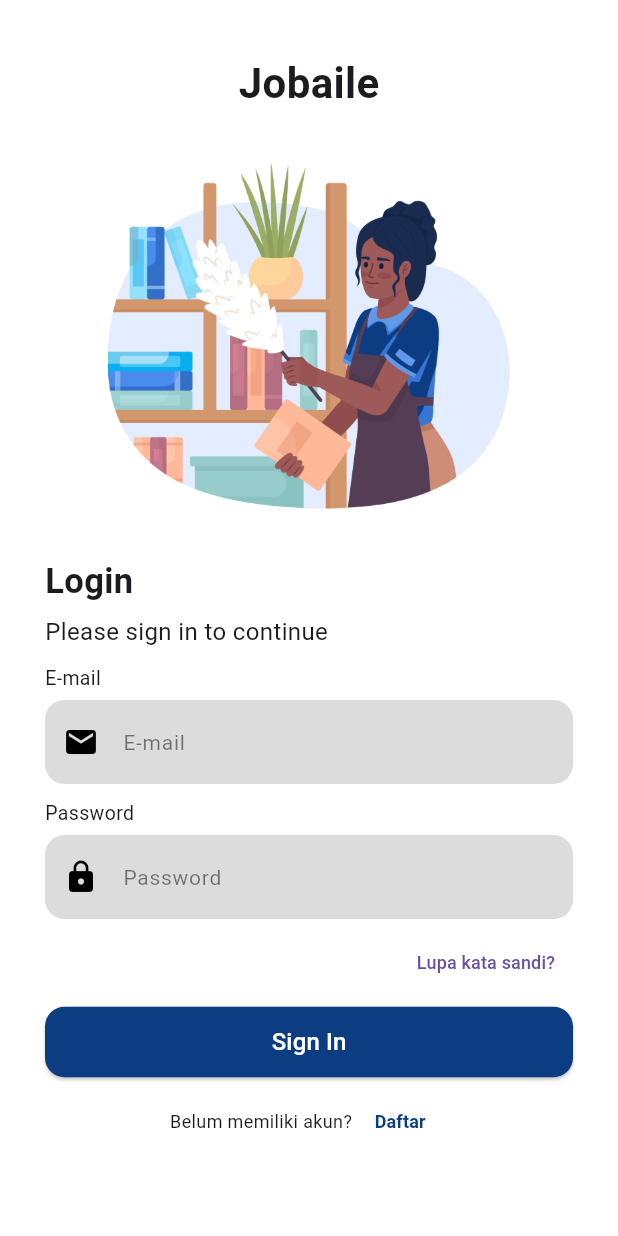
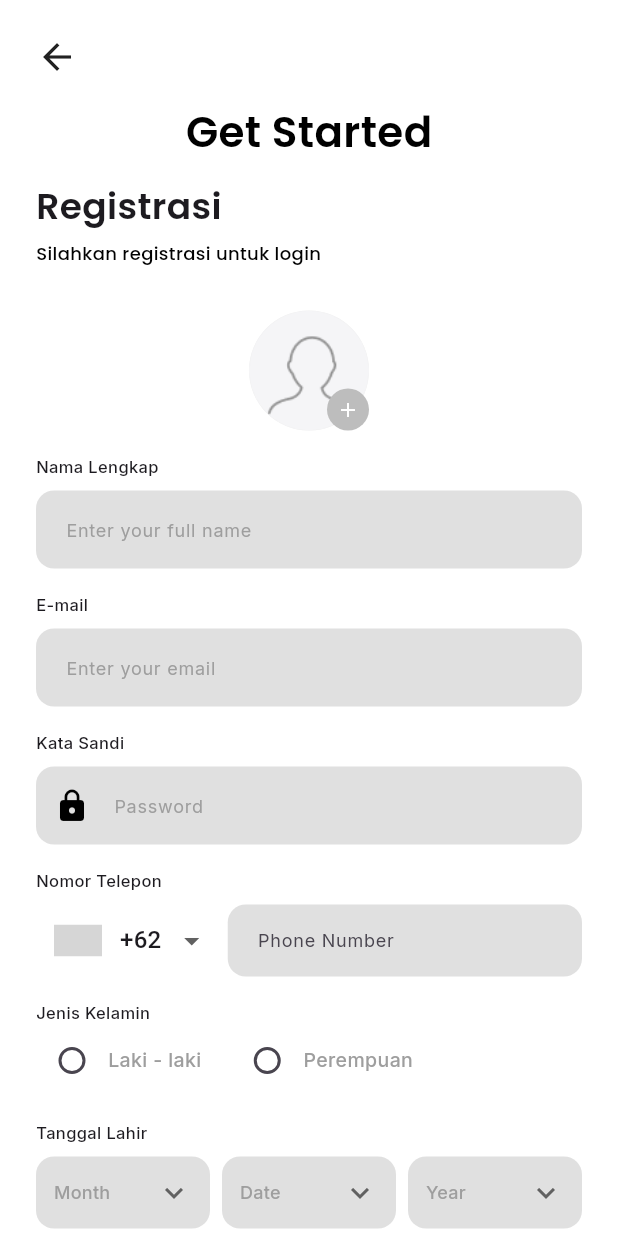
Before and after one commit to chaidenfoanto/Jobaile_FRONTEND_Recruiter, a Flutter app: the screen it shows after launch, on a phone screen of 412 x 824 dp. Run offline on Flutter 3.47's test engine with Material 3 defaults, Android fonts, the light colour scheme and no system bars; drawn by our look-alikes of intl_phone_number_input; our stand-ins replace google_fonts; grey boxes are pictures that could not be loaded.

Commit message:
menambahkan register page

```diff
--- a/front-end/lib/main.dart
+++ b/front-end/lib/main.dart
@@ -1,9 +1,9 @@
 import 'package:flutter/material.dart';
-import 'package:login/login.dart';
+import 'package:login/register.dart'; // pastikan kamu punya file register.dart
 
 void main() {
   runApp(MaterialApp(
-    home: const LoginPage(),
+    home: const RegisterPage(),
     debugShowCheckedModeBanner: false,
   ));
 }
--- /dev/null
+++ b/front-end/lib/register.dart
@@ -0,0 +1,451 @@
+import 'package:flutter/material.dart';
+import 'package:google_fonts/google_fonts.dart';
+import 'package:login/login.dart';
+import 'package:intl_phone_number_input/intl_phone_number_input.dart';
+
+class RegisterPage extends StatefulWidget {
+  const RegisterPage({super.key});
+
+  @override
+  State<RegisterPage> createState() => _RegisterPageState();
+}
+
+class _RegisterPageState extends State<RegisterPage> {
+  String? selectedGender;
+  PhoneNumber number = PhoneNumber(isoCode: 'ID');
+
+  @override
+  Widget build(BuildContext context) {
+    return Scaffold(
+      backgroundColor: Colors.white,
+      body: SafeArea(
+        child: Padding(
+          padding: const EdgeInsets.symmetric(horizontal: 24),
+          child: SingleChildScrollView(
+            child: Column(
+              crossAxisAlignment: CrossAxisAlignment.start,
+              children: [
+                const SizedBox(height: 24), // Spasi dari atas layar
+                const Icon(Icons.arrow_back, size: 28), // Ikon back di kiri atas
+                const SizedBox(height: 16), // Spasi antara ikon back dan teks Get Started
+                // Menggunakan SizedBox dengan double.infinity dan Center untuk memastikan teks terpusat
+                SizedBox(
+                  width: double.infinity, // Memastikan SizedBox mengambil seluruh lebar yang tersedia
+                  child: Center( // Memusatkan teks di dalam SizedBox
+                    child: Text(
+                      'Get Started',
+                      style: GoogleFonts.poppins(
+                        fontSize: 28,
+                        fontWeight: FontWeight.w600,
+                        color: Colors.black,
+                      ),
+                    ),
+                  ),
+                ),
+                const SizedBox(height: 12), // Spasi di bawah baris ikon dan teks
+                Text(
+                  'Registrasi',
+                  style: GoogleFonts.poppins(
+                    fontSize: 24,
+                    fontWeight: FontWeight.w600,
+                  ),
+                ),
+                const SizedBox(height: 6),
+                Text(
+                  'Silahkan registrasi untuk login',
+                  style: GoogleFonts.poppins(
+                    fontSize: 12,
+                    fontWeight: FontWeight.w500,
+                    color: Colors.black,
+                  ),
+                ),
+                const SizedBox(height: 30),
+                Center(
+                  child: Stack(
+                    children: [
+                      CircleAvatar(
+                        radius: 40,
+                        backgroundColor: Colors.grey.shade200,
+                        backgroundImage: const AssetImage('assets/foto/PP.png'),
+                      ),
+                      Positioned(
+                        bottom: 0,
+                        right: 0,
+                        child: CircleAvatar(
+                          radius: 14,
+                          backgroundColor: Colors.grey.shade400,
+                          child: const Icon(Icons.add, size: 16, color: Colors.white),
+                        ),
+                      )
+                    ],
+                  ),
+                ),
+                // Bagian Nama Lengkap
+                  const SizedBox(height: 16),  // Ubah dari 30 ke 16
+                  buildLabel('Nama Lengkap'),
+                  const SizedBox(height: 8),
+                  buildInputField('Enter your full name'),
+
+                  // Bagian E-mail
+                  const SizedBox(height: 16),
+                  buildLabel('E-mail'),
+                  const SizedBox(height: 8),
+                  buildInputField('Enter your email'),
+
+                  // Bagian Kata Sandi
+                  const SizedBox(height: 16),
+                  buildLabel('Kata Sandi'),
+                  const SizedBox(height: 8),
+                  buildIconInputField('Password', Icons.lock, obscure: true),
+
+                const SizedBox(height: 16),
+                buildLabel('Nomor Telepon'),
+                const SizedBox(height: 8),
+                InternationalPhoneNumberInput(
+                  onInputChanged: (PhoneNumber number) {
+                    // handle number change
+                  },
+                  selectorConfig: const SelectorConfig(
+                    selectorType: PhoneInputSelectorType.DROPDOWN,
+                  ),
+                  initialValue: number,
+                  textStyle: GoogleFonts.inter(fontSize: 12),
+                  inputDecoration: InputDecoration(
+                    hintText: 'Phone Number',
+                    filled: true,
+                    fillColor: Colors.grey.shade300,
+                    border: OutlineInputBorder(
+                      borderRadius: BorderRadius.circular(12),
+                      borderSide: BorderSide.none,
+                    ),
+                    contentPadding: const EdgeInsets.symmetric(horizontal: 16, vertical: 14),
+                  ),
+                ),
+
+                const SizedBox(height: 16),
+                buildLabel('Jenis Kelamin'),
+                Row(
+                  mainAxisAlignment: MainAxisAlignment.start,
+                  children: [
+                    buildGenderOption('Laki - laki'),
+                    const SizedBox(width: 20),
+                    buildGenderOption('Perempuan'),
+                  ],
+                ),
+
+                const SizedBox(height: 16),
+                const BirthDateSelector(),
+
+                const SizedBox(height: 16),
+                buildLabel('Kartu Tanda Pengenal'),
+                Container(
+                  width: double.infinity,
+                  decoration: BoxDecoration(
+                    borderRadius: BorderRadius.circular(8),
+                    border: Border.all(color: Colors.black, width: 1),
+                  ),
+                  child: CustomPaint(
+                    painter: DashedBorderPainter(),
+                    child: Padding(
+                      padding: const EdgeInsets.all(16.0),
+                      child: Row(
+                        children: [
+                          const Icon(Icons.add, size: 20),
+                          const SizedBox(width: 8),
+                          Text(
+                            'Masukkan Foto KTP',
+                            style: GoogleFonts.inter(fontSize: 12),
+                          ),
+                        ],
+                      ),
+                    ),
+                  ),
+                ),
+
+                const SizedBox(height: 34),
+                Center(
+                  child: SizedBox(
+                  width: 210, // Ubah sesuai kebutuhan, misal 150, 180, dll.
+                  height: 40,
+                  child: ElevatedButton(
+                    onPressed: () {},
+                    style: ElevatedButton.styleFrom(
+                      backgroundColor: const Color(0xFF1D3671),
+                      shape: RoundedRectangleBorder(
+                        borderRadius: BorderRadius.circular(12),
+                      ),
+                    ),
+                    child: Text(
+                      'Daftar Sekarang',
+                      style: GoogleFonts.poppins(
+                        fontSize: 12, // Ukuran font tetap kecil
+                        fontWeight: FontWeight.w500,
+                        color: Colors.white, // Mengubah warna font menjadi putih
+                      ),
+                    ),
+                  ),
+                ),
+                ),
+                const SizedBox(height: 20),
+                Row(
+                  mainAxisAlignment: MainAxisAlignment.center,
+                  children: [
+                    Text(
+                      'Sudah memiliki akun? ',
+                      style: GoogleFonts.poppins(fontSize: 12),
+                    ),
+                    GestureDetector(
+                    onTap: () {
+                      Navigator.push(
+                        context,
+                        MaterialPageRoute(
+                          builder: (context) => const LoginPage(),
+                        ),
+                      );
+                    },
+                      child: Text(
+                        'Masuk',
+                        style: GoogleFonts.poppins(
+                          fontSize: 12,
+                          fontWeight: FontWeight.w700,
+                          color: const Color(0xFF1D3671),
+                        ),
+                      ),
+                    ),
+                  ],
+                ),
+                const SizedBox(height: 40),
+              ],
+            ),
+          ),
+        ),
+      ),
+    );
+  }
+
+  Widget buildLabel(String text) {
+    return Text(
+      text,
+      style: GoogleFonts.inter(fontSize: 11, fontWeight: FontWeight.w500),
+    );
+  }
+
+  Widget buildInputField(String hint, {bool obscure = false}) {
+    return TextFormField(
+      obscureText: obscure,
+      decoration: InputDecoration(
+        hintText: hint,
+        filled: true,
+        fillColor: Colors.grey.shade300,
+        hintStyle: GoogleFonts.inter(
+          color: Colors.grey,
+          fontSize: 12,
+        ),
+        border: OutlineInputBorder(
+          borderRadius: BorderRadius.circular(12),
+          borderSide: BorderSide.none,
+        ),
+        contentPadding: const EdgeInsets.symmetric(horizontal: 16, vertical: 14),
+      ),
+    );
+  }
+
+  Widget buildIconInputField(String hint, IconData icon, {bool obscure = false}) {
+    return Container(
+      decoration: BoxDecoration(
+        color: Colors.grey.shade300,
+        borderRadius: BorderRadius.circular(12),
+      ),
+      child: TextFormField(
+        obscureText: obscure,
+        decoration: InputDecoration(
+          prefixIcon: Icon(icon, color: Colors.black),
+          hintText: hint,
+          hintStyle: GoogleFonts.inter(
+            color: Colors.grey,
+            fontSize: 12,
+          ),
+          border: InputBorder.none,
+          contentPadding: const EdgeInsets.symmetric(horizontal: 16, vertical: 14),
+        ),
+      ),
+    );
+  }
+
+  Widget buildGenderOption(String gender) {
+    return Row(
+      children: [
+        Radio<String>(
+          value: gender,
+          groupValue: selectedGender,
+          onChanged: (value) {
+            setState(() {
+              selectedGender = value;
+            });
+          },
+        ),
+        Text(
+          gender,
+          style: GoogleFonts.inter(
+            fontSize: 13,
+            fontWeight: FontWeight.w500,
+            color: Colors.grey,
+          ),
+        ),
+      ],
+    );
+  }
+}
+
+class BirthDateSelector extends StatefulWidget {
+  const BirthDateSelector({super.key});
+
+  @override
+  State<BirthDateSelector> createState() => _BirthDateSelectorState();
+}
+
+class _BirthDateSelectorState extends State<BirthDateSelector> {
+  String? selectedMonth;
+  String? selectedDate;
+  String? selectedYear;
+
+  List<String> days = List.generate(31, (index) => (index + 1).toString().padLeft(2, '0'));
+  List<String> years = List.generate(80, (index) => (DateTime.now().year - index).toString());
+  final List<String> months = const [
+    'Jan', 'Feb', 'Mar', 'Apr', 'May', 'Jun',
+    'Jul', 'Aug', 'Sep', 'Oct', 'Nov', 'Dec'
+  ];
+
+  @override
+  Widget build(BuildContext context) {
+    return Column(
+      crossAxisAlignment: CrossAxisAlignment.start,
+      children: [
+        Text('Tanggal Lahir', style: GoogleFonts.inter(fontSize: 11, fontWeight: FontWeight.w500)),
+        const SizedBox(height: 8),
+        Row(
+          children: [
+            Expanded(child: _buildDropdown('Month', selectedMonth, months, (val) {
+              setState(() => selectedMonth = val);
+            })),
+            const SizedBox(width: 8),
+            Expanded(child: _buildDropdown('Date', selectedDate, days, (val) {
+              setState(() => selectedDate = val);
+            })),
+            const SizedBox(width: 8),
+            Expanded(child: _buildDropdown('Year', selectedYear, years, (val) {
+              setState(() => selectedYear = val);
+            })),
+          ],
+        ),
+      ],
+    );
+  }
+
+  Widget _buildDropdown(String hint, String? value, List<String> items, ValueChanged<String?> onChanged) {
+  return Container(
+    padding: const EdgeInsets.symmetric(horizontal: 12),
+    decoration: BoxDecoration(
+      color: Colors.grey.shade300,
+      borderRadius: BorderRadius.circular(12),
+    ),
+    child: DropdownButtonFormField<String>(
+      value: value,
+      decoration: const InputDecoration(border: InputBorder.none),
+      isExpanded: true,
+      hint: Text(
+        hint,
+        style: GoogleFonts.inter(color: Colors.grey, fontSize: 12) // Menambahkan fontSize: 12
+      ),
+      icon: const Icon(Icons.keyboard_arrow_down),
+      items: items
+          .map((item) => DropdownMenuItem(value: item, child: Text(item)))
+          .toList(),
+      onChanged: onChanged,
+    ),
+  );
+}
+}
+class DashedBorderPainter extends CustomPainter {
+  final Color color;
+  final double strokeWidth;
+  final double dashWidth;
+  final double dashSpace;
+
+  DashedBorderPainter({
+    this.color = Colors.black,
+    this.strokeWidth = 1.0,
+    this.dashWidth = 6.0, // Panjang setiap dash
+    this.dashSpace = 6.0, // Panjang spasi antar dash
+  });
+
+  @override
+  void paint(Canvas canvas, Size size) {
+    final paint = Paint()
+      ..color = color
+      ..strokeWidth = strokeWidth
+      ..style = PaintingStyle.stroke;
+
+    Path path = Path();
+
+    // Gambar dash di sisi atas
+    double currentX = 0;
+    while (currentX < size.width) {
+      path.moveTo(currentX, 0);
+      double endX = currentX + dashWidth;
+      if (endX > size.width) {
+        endX = size.width; // Pastikan dash terakhir tidak melebihi batas
+      }
+      path.lineTo(endX, 0);
+      currentX += dashWidth + dashSpace;
+    }
+
+    // Gambar dash di sisi kanan
+    double currentY = 0;
+    while (currentY < size.height) {
+      path.moveTo(size.width, currentY);
+      double endY = currentY + dashWidth;
+       if (endY > size.height) {
+        endY = size.height; // Pastikan dash terakhir tidak melebihi batas
+      }
+      path.lineTo(size.width, endY);
+      currentY += dashWidth + dashSpace;
+    }
+
+    // Gambar dash di sisi bawah
+    currentX = size.width;
+    while (currentX > 0) {
+      path.moveTo(currentX, size.height);
+      double endX = currentX - dashWidth;
+      if (endX < 0) {
+        endX = 0; // Pastikan dash terakhir tidak melebihi batas
+      }
+      path.lineTo(endX, size.height);
+      currentX -= dashWidth + dashSpace;
+    }
+
+    // Gambar dash di sisi kiri
+    currentY = size.height;
+    while (currentY > 0) {
+      path.moveTo(0, currentY);
+      double endY = currentY - dashWidth;
+       if (endY < 0) {
+        endY = 0; // Pastikan dash terakhir tidak melebihi batas
+      }
+      path.lineTo(0, endY);
+      currentY -= dashWidth + dashSpace;
+    }
+
+    canvas.drawPath(path, paint);
+  }
+
+  @override
+  bool shouldRepaint(CustomPainter oldDelegate) {
+    // Repaint jika ada properti yang berubah
+    return oldDelegate is DashedBorderPainter &&
+        (oldDelegate.color != color ||
+         oldDelegate.strokeWidth != strokeWidth ||
+         oldDelegate.dashWidth != dashWidth ||
+         oldDelegate.dashSpace != dashSpace);
+  }
+}
--- a/front-end/pubspec.yaml
+++ b/front-end/pubspec.yaml
@@ -30,6 +30,9 @@
 dependencies:
   flutter:
     sdk: flutter
+  google_fonts: ^6.1.0
+  intl_phone_number_input: ^0.7.3+1
+  dotted_border: ^2.0.0
 
   # The following adds the Cupertino Icons font to your application.
   # Use with the CupertinoIcons class for iOS style icons.
@@ -63,6 +66,7 @@
 
   assets:
     - assets/foto/
+    - assets/foto/PP.png
 
   # To add assets to your application, add an assets section, like this:
   # assets:
```
Also changed, not shown: front-end/assets/foto/PP.png (added), front-end/pubspec.lock.
